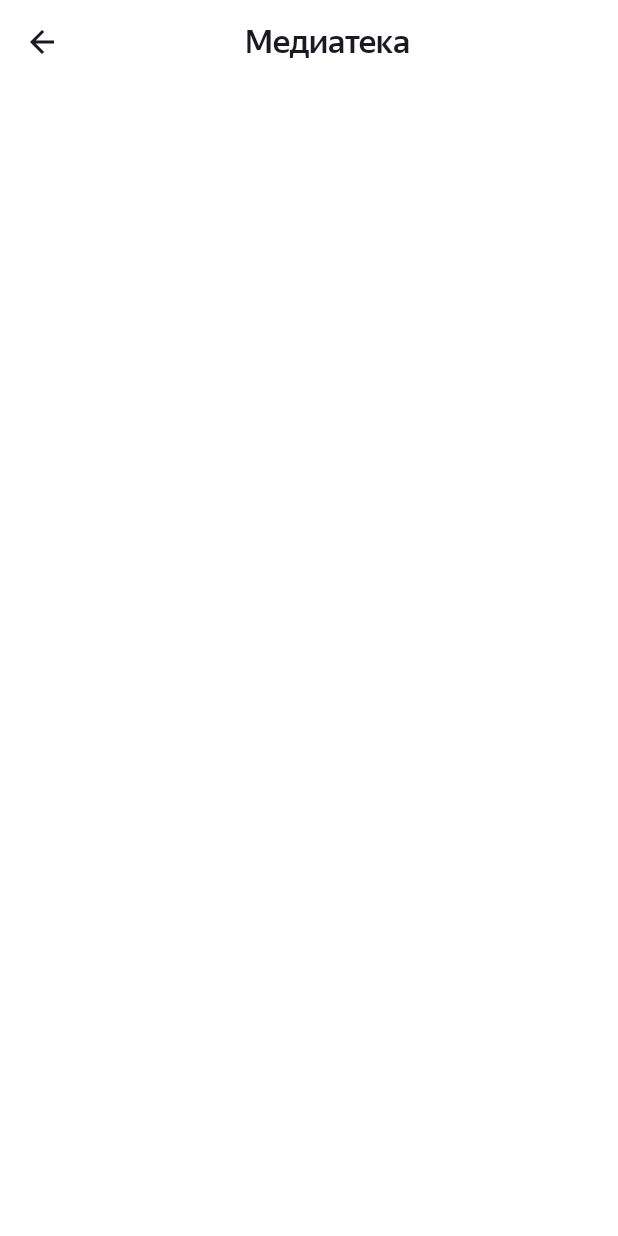
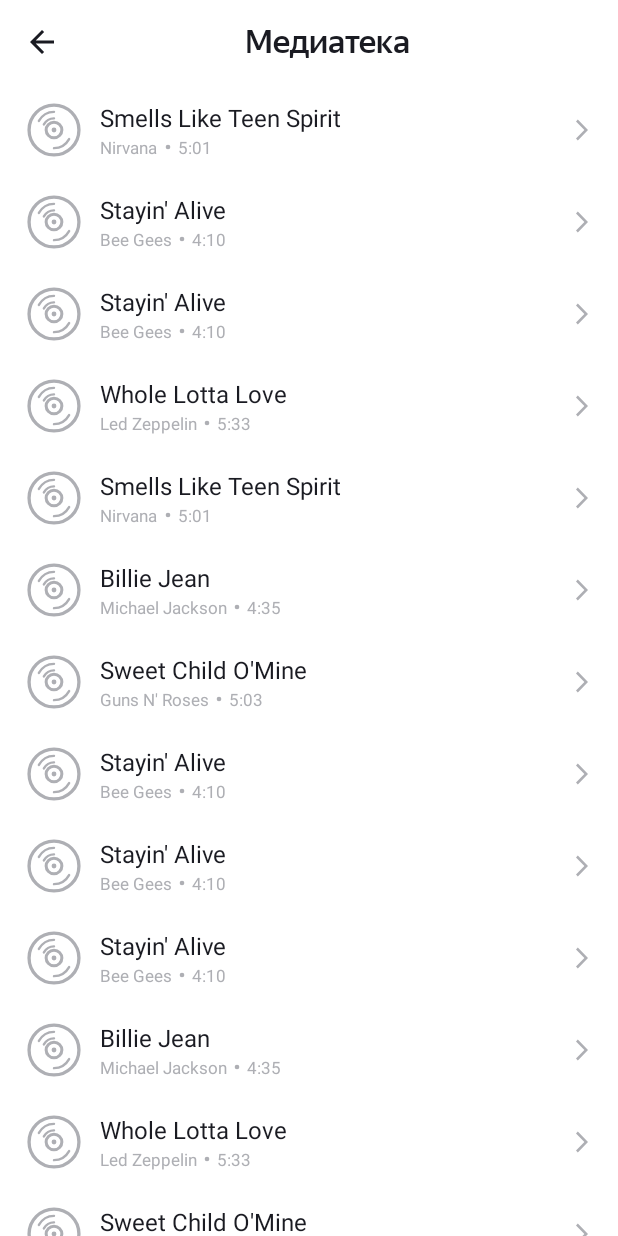
Before and after one commit to nehwe/playlist-maker, an Android app: the LibraryActivity screen opened directly, with no data from a screen before it, on a phone screen of 412 x 824 dp. Before the commit the screen is almost empty. Run offline under Robolectric (Android 15) with nearby library versions, the phone set to English and light mode, and no system bars; pictures from the network do not load.

Commit message:
feat: - созданы классы, описывающие элемент списка, ViewHolder и Adapter. - сверстана карточка для трека - Glide подключён к проекту в виде библиотеки

```diff
--- a/app/build.gradle.kts
+++ b/app/build.gradle.kts
@@ -40,4 +40,7 @@ dependencies {
     testImplementation(libs.junit)
     androidTestImplementation(libs.androidx.espresso.core)
     androidTestImplementation(libs.androidx.junit)
+    implementation("com.google.android.material:material:1.6.1")
+    implementation("com.github.bumptech.glide:glide:4.14.2")
+    annotationProcessor("com.github.bumptech.glide:compiler:4.14.2")
 }
--- a/app/src/main/AndroidManifest.xml
+++ b/app/src/main/AndroidManifest.xml
@@ -1,6 +1,8 @@
 <?xml version="1.0" encoding="utf-8"?>
 <manifest xmlns:android="http://schemas.android.com/apk/res/android"
     xmlns:tools="http://schemas.android.com/tools">
+
+    <uses-permission android:name="android.permission.INTERNET"/>
 
     <application
         android:allowBackup="true"
--- a/app/src/main/java/com/kayna/playlistmaker/LibraryActivity.kt
+++ b/app/src/main/java/com/kayna/playlistmaker/LibraryActivity.kt
@@ -1,12 +1,23 @@
 package com.kayna.playlistmaker
 
+import android.content.Context
 import android.content.Intent
 import android.os.Bundle
+import android.text.Layout
+import android.util.TypedValue
+import android.view.LayoutInflater
+import android.view.View
+import android.view.ViewGroup
 import android.widget.ImageButton
+import android.widget.ImageView
+import android.widget.TextView
 import androidx.activity.enableEdgeToEdge
 import androidx.appcompat.app.AppCompatActivity
 import androidx.core.view.ViewCompat
 import androidx.core.view.WindowInsetsCompat
+import androidx.recyclerview.widget.RecyclerView
+import com.bumptech.glide.Glide
+import com.bumptech.glide.load.resource.bitmap.RoundedCorners
 
 class LibraryActivity : AppCompatActivity() {
     override fun onCreate(savedInstanceState: Bundle?) {
@@ -22,11 +33,114 @@ class LibraryActivity : AppCompatActivity() {
         val buttonBack = findViewById<ImageButton>(R.id.back)
 
         buttonBack.setOnClickListener {
-            val displayIntent = Intent(
-                this@LibraryActivity,
-                MainActivity::class.java
-            )
             finish()
         }
+
+        fun dpToPx(dp: Float, context: Context): Int {
+            return TypedValue.applyDimension(
+                TypedValue.COMPLEX_UNIT_DIP,
+                dp,
+                context.resources.displayMetrics).toInt()
+        }
+
+        val recyclerView = findViewById<RecyclerView>(R.id.recyclerView)
+
+        data class Track(
+            val trackName: String,
+            val artistName: String,
+            val trackTime: String,
+            val artworkUrl100: String
+        )
+
+        val trackList: ArrayList<Track> = arrayListOf(
+            Track(
+                "Smells Like Teen Spirit",
+                "Nirvana",
+                "5:01",
+                "https://is5-ssl.mzstatic.com/image/thumb/Music115/v4/7b/58/c2/7b58c21a-2b51-2bb2-e59a-9bb9b96ad8c3/00602567924166.rgb.jpg/100x100bb.jpg"
+            ),
+            Track(
+                "Billie Jean",
+                "Michael Jackson",
+                "4:35",
+                "https://is5-ssl.mzstatic.com/image/thumb/Music125/v4/3d/9d/38/3d9d3811-71f0-3a0e-1ada-3004e56ff852/827969428726.jpg/100x100bb.jpg"
+            ),
+            Track(
+                "Stayin' Alive",
+                "Bee Gees",
+                "4:10",
+                "https://is4-ssl.mzstatic.com/image/thumb/Music115/v4/1f/80/1f/1f801fc1-8c0f-ea3e-d3e5-387c6619619e/16UMGIM86640.rgb.jpg/100x100bb.jpg"
+            ),
+            Track(
+                "Whole Lotta Love",
+                "Led Zeppelin",
+                "5:33",
+                "https://is2-ssl.mzstatic.com/image/thumb/Music62/v4/7e/17/e3/7e17e33f-2efa-2a36-e916-7f808576cf6b/mzm.fyigqcbs.jpg/100x100bb.jpg"
+            ),
+            Track(
+                "Sweet Child O'Mine",
+                "Guns N' Roses",
+                "5:03",
+                "https://is5-ssl.mzstatic.com/image/thumb/Music125/v4/a0/4d/c4/a04dc484-03cc-02aa-fa82-5334fcb4bc16/18UMGIM24878.rgb.jpg/100x100bb.jpg"
+            )
+        )
+
+        class TrackViewHolder (parentView: View) : RecyclerView.ViewHolder(parentView) {
+            private val trackNameView: TextView
+            private val artistNameView: TextView
+            private val trackTimeView: TextView
+            private val artworkView: ImageView
+
+            init {
+                trackNameView = parentView.findViewById(R.id.trackName)
+                artistNameView = parentView.findViewById(R.id.artistName)
+                trackTimeView = parentView.findViewById(R.id.trackTime)
+                artworkView = parentView.findViewById(R.id.artwork)
+            }
+
+            fun bind(model: Track) {
+                trackNameView.text = model.trackName
+                artistNameView.text = model.artistName
+                trackTimeView.text = model.trackTime
+
+                Glide.with(itemView)
+                    .load(model.artworkUrl100)
+                    .placeholder(R.drawable.ic_placeholder)
+                    .centerCrop()
+                    .transform(RoundedCorners(dpToPx(2f, itemView.context)))
+                    .into(artworkView)
+            }
+        }
+
+        class TracksAdapter(
+            private val tracks: ArrayList<Track>
+        ) : RecyclerView.Adapter<TrackViewHolder> () {
+
+            override fun onCreateViewHolder(
+                parent: ViewGroup,
+                viewType: Int
+            ): TrackViewHolder {
+                val view = LayoutInflater.from(parent.context)
+                    .inflate(R.layout.track_view, parent, false)
+                return TrackViewHolder(view)
+            }
+
+            override fun onBindViewHolder(holder: TrackViewHolder, position: Int) {
+                holder.bind(tracks[position])
+            }
+
+            override fun getItemCount(): Int {
+                return tracks.size
+            }
+        }
+
+        val trackListRandom = ArrayList(
+            List(100) {
+                trackList.random()
+            }
+        )
+        val trackAdapter = TracksAdapter(trackListRandom)
+
+        recyclerView.adapter = trackAdapter
     }
 }
--- /dev/null
+++ b/app/src/main/res/drawable/ic_arrow_forward.xml
@@ -0,0 +1,9 @@
+<vector xmlns:android="http://schemas.android.com/apk/res/android"
+    android:width="24dp"
+    android:height="24dp"
+    android:viewportWidth="24"
+    android:viewportHeight="24">
+  <path
+      android:pathData="M8,17.749L9.213,19L16,12L9.213,5L8,6.252L13.573,12L8,17.749V17.749Z"
+      android:fillColor="#AEAFB4"/>
+</vector>
--- /dev/null
+++ b/app/src/main/res/drawable/ic_dot.xml
@@ -0,0 +1,9 @@
+<vector xmlns:android="http://schemas.android.com/apk/res/android"
+    android:width="13dp"
+    android:height="13dp"
+    android:viewportWidth="13"
+    android:viewportHeight="13">
+  <path
+      android:pathData="M6.5,6.5m-1.5,0a1.5,1.5 0,1 1,3 0a1.5,1.5 0,1 1,-3 0"
+      android:fillColor="#AEAFB4"/>
+</vector>
--- /dev/null
+++ b/app/src/main/res/drawable/ic_placeholder.xml
@@ -0,0 +1,37 @@
+<vector xmlns:android="http://schemas.android.com/apk/res/android"
+    android:width="45dp"
+    android:height="45dp"
+    android:viewportWidth="45"
+    android:viewportHeight="45">
+  <path
+      android:pathData="M22.5,22.5m-16.5,0a16.5,16.5 0,1 1,33 0a16.5,16.5 0,1 1,-33 0"
+      android:strokeWidth="2.2"
+      android:fillColor="#00000000"
+      android:strokeColor="#AEAFB4"/>
+  <path
+      android:pathData="M12.5,16.5C14.6,12.8 18.3,10.5 22.5,10.5"
+      android:strokeWidth="1.6"
+      android:fillColor="#00000000"
+      android:strokeColor="#AEAFB4"
+      android:strokeLineCap="round"/>
+  <path
+      android:pathData="M15.8,18.8C17.2,16.4 19.7,14.8 22.5,14.8"
+      android:strokeWidth="1.6"
+      android:fillColor="#00000000"
+      android:strokeColor="#AEAFB4"
+      android:strokeLineCap="round"/>
+  <path
+      android:pathData="M32.5,28.5C30.4,32.2 26.7,34.5 22.5,34.5"
+      android:strokeWidth="1.6"
+      android:fillColor="#00000000"
+      android:strokeColor="#AEAFB4"
+      android:strokeLineCap="round"/>
+  <path
+      android:pathData="M22.5,22.5m-5.2,0a5.2,5.2 0,1 1,10.4 0a5.2,5.2 0,1 1,-10.4 0"
+      android:strokeWidth="2"
+      android:fillColor="#00000000"
+      android:strokeColor="#AEAFB4"/>
+  <path
+      android:pathData="M22.5,22.5m-1.6,0a1.6,1.6 0,1 1,3.2 0a1.6,1.6 0,1 1,-3.2 0"
+      android:fillColor="#AEAFB4"/>
+</vector>
--- /dev/null
+++ b/app/src/main/res/drawable/ic_placeholder_background.xml
@@ -0,0 +1,74 @@
+<?xml version="1.0" encoding="utf-8"?>
+<vector
+    android:height="108dp"
+    android:width="108dp"
+    android:viewportHeight="108"
+    android:viewportWidth="108"
+    xmlns:android="http://schemas.android.com/apk/res/android">
+    <path android:fillColor="#3DDC84"
+          android:pathData="M0,0h108v108h-108z"/>
+    <path android:fillColor="#00000000" android:pathData="M9,0L9,108"
+          android:strokeColor="#33FFFFFF" android:strokeWidth="0.8"/>
+    <path android:fillColor="#00000000" android:pathData="M19,0L19,108"
+          android:strokeColor="#33FFFFFF" android:strokeWidth="0.8"/>
+    <path android:fillColor="#00000000" android:pathData="M29,0L29,108"
+          android:strokeColor="#33FFFFFF" android:strokeWidth="0.8"/>
+    <path android:fillColor="#00000000" android:pathData="M39,0L39,108"
+          android:strokeColor="#33FFFFFF" android:strokeWidth="0.8"/>
+    <path android:fillColor="#00000000" android:pathData="M49,0L49,108"
+          android:strokeColor="#33FFFFFF" android:strokeWidth="0.8"/>
+    <path android:fillColor="#00000000" android:pathData="M59,0L59,108"
+          android:strokeColor="#33FFFFFF" android:strokeWidth="0.8"/>
+    <path android:fillColor="#00000000" android:pathData="M69,0L69,108"
+          android:strokeColor="#33FFFFFF" android:strokeWidth="0.8"/>
+    <path android:fillColor="#00000000" android:pathData="M79,0L79,108"
+          android:strokeColor="#33FFFFFF" android:strokeWidth="0.8"/>
+    <path android:fillColor="#00000000" android:pathData="M89,0L89,108"
+          android:strokeColor="#33FFFFFF" android:strokeWidth="0.8"/>
+    <path android:fillColor="#00000000" android:pathData="M99,0L99,108"
+          android:strokeColor="#33FFFFFF" android:strokeWidth="0.8"/>
+    <path android:fillColor="#00000000" android:pathData="M0,9L108,9"
+          android:strokeColor="#33FFFFFF" android:strokeWidth="0.8"/>
+    <path android:fillColor="#00000000" android:pathData="M0,19L108,19"
+          android:strokeColor="#33FFFFFF" android:strokeWidth="0.8"/>
+    <path android:fillColor="#00000000" android:pathData="M0,29L108,29"
+          android:strokeColor="#33FFFFFF" android:strokeWidth="0.8"/>
+    <path android:fillColor="#00000000" android:pathData="M0,39L108,39"
+          android:strokeColor="#33FFFFFF" android:strokeWidth="0.8"/>
+    <path android:fillColor="#00000000" android:pathData="M0,49L108,49"
+          android:strokeColor="#33FFFFFF" android:strokeWidth="0.8"/>
+    <path android:fillColor="#00000000" android:pathData="M0,59L108,59"
+          android:strokeColor="#33FFFFFF" android:strokeWidth="0.8"/>
+    <path android:fillColor="#00000000" android:pathData="M0,69L108,69"
+          android:strokeColor="#33FFFFFF" android:strokeWidth="0.8"/>
+    <path android:fillColor="#00000000" android:pathData="M0,79L108,79"
+          android:strokeColor="#33FFFFFF" android:strokeWidth="0.8"/>
+    <path android:fillColor="#00000000" android:pathData="M0,89L108,89"
+          android:strokeColor="#33FFFFFF" android:strokeWidth="0.8"/>
+    <path android:fillColor="#00000000" android:pathData="M0,99L108,99"
+          android:strokeColor="#33FFFFFF" android:strokeWidth="0.8"/>
+    <path android:fillColor="#00000000" android:pathData="M19,29L89,29"
+          android:strokeColor="#33FFFFFF" android:strokeWidth="0.8"/>
+    <path android:fillColor="#00000000" android:pathData="M19,39L89,39"
+          android:strokeColor="#33FFFFFF" android:strokeWidth="0.8"/>
+    <path android:fillColor="#00000000" android:pathData="M19,49L89,49"
+          android:strokeColor="#33FFFFFF" android:strokeWidth="0.8"/>
+    <path android:fillColor="#00000000" android:pathData="M19,59L89,59"
+          android:strokeColor="#33FFFFFF" android:strokeWidth="0.8"/>
+    <path android:fillColor="#00000000" android:pathData="M19,69L89,69"
+          android:strokeColor="#33FFFFFF" android:strokeWidth="0.8"/>
+    <path android:fillColor="#00000000" android:pathData="M19,79L89,79"
+          android:strokeColor="#33FFFFFF" android:strokeWidth="0.8"/>
+    <path android:fillColor="#00000000" android:pathData="M29,19L29,89"
+          android:strokeColor="#33FFFFFF" android:strokeWidth="0.8"/>
+    <path android:fillColor="#00000000" android:pathData="M39,19L39,89"
+          android:strokeColor="#33FFFFFF" android:strokeWidth="0.8"/>
+    <path android:fillColor="#00000000" android:pathData="M49,19L49,89"
+          android:strokeColor="#33FFFFFF" android:strokeWidth="0.8"/>
+    <path android:fillColor="#00000000" android:pathData="M59,19L59,89"
+          android:strokeColor="#33FFFFFF" android:strokeWidth="0.8"/>
+    <path android:fillColor="#00000000" android:pathData="M69,19L69,89"
+          android:strokeColor="#33FFFFFF" android:strokeWidth="0.8"/>
+    <path android:fillColor="#00000000" android:pathData="M79,19L79,89"
+          android:strokeColor="#33FFFFFF" android:strokeWidth="0.8"/>
+</vector>
--- a/app/src/main/res/layout/activity_library.xml
+++ b/app/src/main/res/layout/activity_library.xml
@@ -1,6 +1,7 @@
 <?xml version="1.0" encoding="utf-8"?>
 
 <LinearLayout xmlns:android="http://schemas.android.com/apk/res/android"
+    xmlns:app="http://schemas.android.com/apk/res-auto"
     android:id="@+id/library"
     style="@style/LinearLayoutStyle">
 
@@ -15,4 +16,10 @@
             android:text="@string/media_library" />
     </LinearLayout>
 
+    <androidx.recyclerview.widget.RecyclerView
+        android:id="@+id/recyclerView"
+        android:layout_width="match_parent"
+        android:layout_height="match_parent"
+        app:layoutManager="androidx.recyclerview.widget.LinearLayoutManager"/>
+
 </LinearLayout>
--- /dev/null
+++ b/app/src/main/res/layout/track_view.xml
@@ -0,0 +1,82 @@
+<?xml version="1.0" encoding="utf-8"?>
+<LinearLayout xmlns:android="http://schemas.android.com/apk/res/android"
+    xmlns:tools="http://android.com"
+    android:layout_width="match_parent"
+    android:layout_height="61dp"
+    android:gravity="center_vertical"
+    android:orientation="horizontal"
+    android:paddingStart="13dp"
+    android:paddingEnd="12dp">
+
+    <!-- Обложка трека -->
+    <ImageView
+        android:id="@+id/artwork"
+        android:layout_width="45dp"
+        android:layout_height="45dp"
+        android:scaleType="centerCrop"
+        tools:src="@drawable/ic_placeholder" />
+
+    <!-- Центральный блок с текстами -->
+    <LinearLayout
+        android:layout_width="0dp"
+        android:layout_height="wrap_content"
+        android:layout_marginStart="8dp"
+        android:layout_marginEnd="8dp"
+        android:layout_weight="1"
+        android:orientation="vertical">
+
+        <!-- Название композиции -->
+        <TextView
+            android:id="@+id/trackName"
+            android:layout_width="match_parent"
+            android:layout_height="wrap_content"
+            android:ellipsize="end"
+            android:maxLines="1"
+            android:textColor="#1A1B22"
+            android:textSize="16sp"
+            tools:text="Yesterday (Remastered 2009)" />
+
+        <!-- Нижняя строка: Исполнитель • Время -->
+        <LinearLayout
+            android:layout_width="wrap_content"
+            android:layout_height="wrap_content"
+            android:layout_marginTop="1dp"
+            android:gravity="center_vertical"
+            android:orientation="horizontal">
+
+            <TextView
+                android:id="@+id/artistName"
+                android:layout_width="0dp"
+                android:layout_height="wrap_content"
+                android:layout_weight="1"
+                android:ellipsize="end"
+                android:maxLines="1"
+                android:textColor="#AEAFB4"
+                android:textSize="11sp"
+                tools:text="The Beatles" />
+
+            <!-- Точка-разделитель -->
+            <ImageView
+                android:layout_width="13dp"
+                android:layout_height="13dp"
+                android:src="@drawable/ic_dot" />
+
+            <TextView
+                android:id="@+id/trackTime"
+                android:layout_width="wrap_content"
+                android:layout_height="wrap_content"
+                android:maxLines="1"
+                android:textColor="#AEAFB4"
+                android:textSize="11sp"
+                tools:text="2:55" />
+        </LinearLayout>
+    </LinearLayout>
+
+    <!-- Стрелка справа -->
+    <ImageView
+        android:id="@+id/arrow_forward"
+        android:layout_width="24dp"
+        android:layout_height="24dp"
+        android:src="@drawable/ic_arrow_forward" />
+
+</LinearLayout>
--- a/app/src/main/res/values/strings.xml
+++ b/app/src/main/res/values/strings.xml
@@ -11,7 +11,9 @@
 
     <!-- Settings Layout -->
 
-    <string name="share_link" translatable="false">"https://practicum.yandex.ru/android-developer/     "</string>
+    <string name="share_link" translatable="false">
+        "https://practicum.yandex.ru/android-developer/"
+    </string>
     <string name="share_title">Курс «Android-разработчик» с модулем по ИИ</string>
 
     <string name="email">akaynaryan@yandex.ru</string>
```
